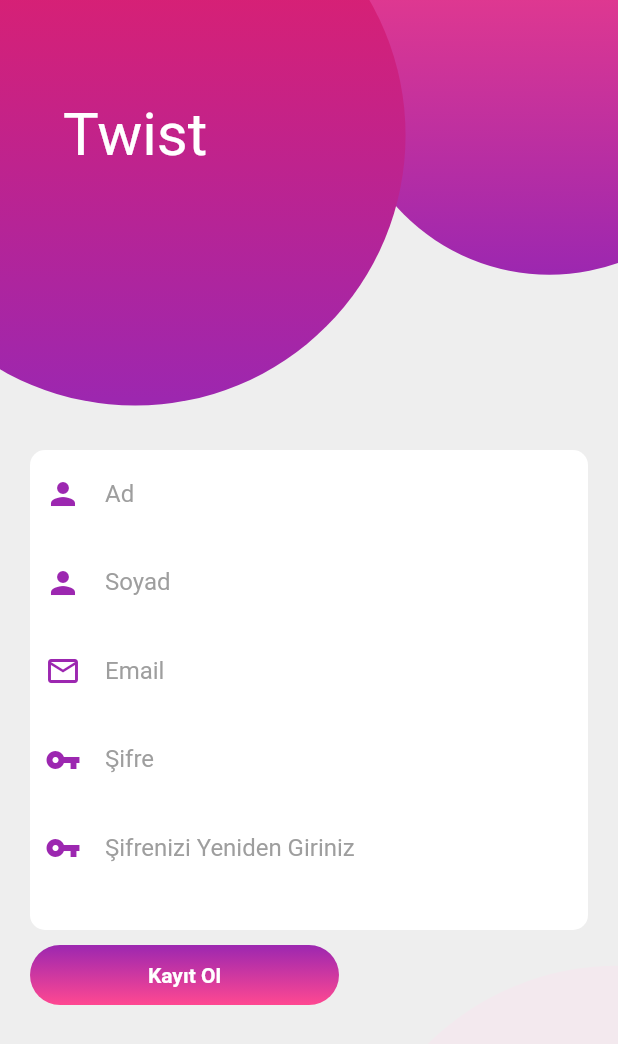
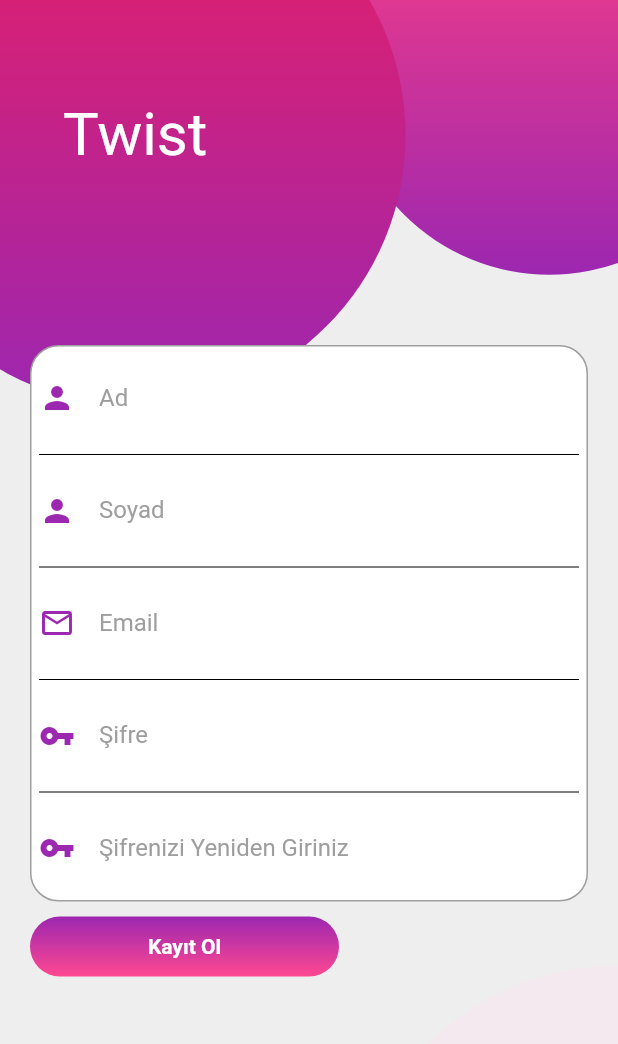
Before and after one commit to Meliih/Flutter, a Flutter app: the screen it shows after launch, after a tap on "Hesap Oluştur", on a phone screen of 412 x 824 dp. Shown: the top 1044 px of the screen. Run offline on Flutter 3.47's test engine with Material 2 defaults, Android fonts, the phone set to English and light mode, and no system bars; Roboto replaces fonts that are missing (Pacifico).

Commit message:
signup update

```diff
--- a/twist_appointment_app/lib/DbHelper.dart
+++ b/twist_appointment_app/lib/DbHelper.dart
@@ -57,10 +57,11 @@ class Trainer {
 class User {
   late int id;
   late String name;
+  late String surname;
   late String img;
   late String password;
   late String email;
   late String userName;
-  late String surname;
+
 
 }
--- /dev/null
+++ b/twist_appointment_app/lib/Login/ForgetPassword.dart
@@ -0,0 +1 @@
+//şifremi unuttum sayfası
--- a/twist_appointment_app/lib/Login/LoginPage.dart
+++ b/twist_appointment_app/lib/Login/LoginPage.dart
@@ -1,10 +1,9 @@
+import 'package:flutter/cupertino.dart';
 import 'package:flutter/material.dart';
 import 'package:flutter/services.dart';
+import 'package:twist_appointment_app/HomePage.dart';
 
 import 'Signup.dart';
-
-
-
 
 class LoginPage extends StatelessWidget {
   const LoginPage({Key? key}) : super(key: key);
@@ -29,7 +28,7 @@ class LoginPage extends StatelessWidget {
               decoration: const BoxDecoration(
                   shape: BoxShape.circle,
                   gradient: LinearGradient(
-                      colors: [Colors.pinkAccent,Colors.purple],
+                      colors: [Colors.pinkAccent, Colors.purple],
                       begin: Alignment.topCenter,
                       end: Alignment.bottomCenter)),
             ),
@@ -52,7 +51,7 @@ class LoginPage extends StatelessWidget {
               decoration: const BoxDecoration(
                   shape: BoxShape.circle,
                   gradient: LinearGradient(
-                      colors: [Colors.pink,Colors.purple ],
+                      colors: [Colors.pink, Colors.purple],
                       begin: Alignment.topCenter,
                       end: Alignment.bottomCenter)),
             ),
@@ -74,13 +73,17 @@ class LoginPage extends StatelessWidget {
                 Container(
                   decoration: BoxDecoration(
                       color: Colors.white,
-                      //border: Border.all(color: Colors.grey),
-                      borderRadius: BorderRadius.circular(10)),
+                      border: Border.all(color: Colors.grey),
+                      borderRadius: BorderRadius.circular(19)),
                   margin: const EdgeInsets.fromLTRB(20, 300, 20, 10),
-                  padding: const EdgeInsets.fromLTRB(10, 0, 10, 25),
+                  padding: const EdgeInsets.fromLTRB(5, 5, 5, 5),
                   child: Column(
-                    children:  <Widget>[
-                      TextField(
+                    mainAxisAlignment: MainAxisAlignment.end,
+                    crossAxisAlignment: CrossAxisAlignment.center,
+                    children: <Widget>[
+                      Container(
+                        color: Colors.white,
+                        child: TextField(
                           decoration: InputDecoration(
                               icon: const Icon(
                                 Icons.email,
@@ -88,12 +91,21 @@ class LoginPage extends StatelessWidget {
                               ),
                               focusedBorder: UnderlineInputBorder(
                                   borderSide:
-                                BorderSide(color: Colors.grey.shade100 )),
+                                      BorderSide(color: Colors.grey.shade100)),
                               labelText: "Email",
                               enabledBorder: InputBorder.none,
                               labelStyle: const TextStyle(color: Colors.grey)),
                         ),
-                      TextField(
+                      ),
+                      Container(
+                        color: Colors.white,
+                        child: Divider(
+                          color: Colors.black,
+                        ),
+                      ),
+                      Container(
+                        color: Colors.white,
+                        child: TextField(
                           obscureText: true,
                           decoration: InputDecoration(
                               icon: const Icon(
@@ -105,8 +117,10 @@ class LoginPage extends StatelessWidget {
                                       BorderSide(color: Colors.grey.shade100)),
                               labelText: "Şifre",
                               enabledBorder: InputBorder.none,
-                            labelStyle: const TextStyle(color: Colors.grey)),
-
+                              labelStyle: const TextStyle(
+                                color: Colors.grey,
+                              )),
+                        ),
                       )
                     ],
                   ),
@@ -121,13 +135,22 @@ class LoginPage extends StatelessWidget {
                               TextStyle(color: Color(0xFFFF4891), fontSize: 11),
                         ))),
                 Container(
-                  margin: const EdgeInsets.fromLTRB(20, 0, 20, 30),
+                  margin:  EdgeInsets.fromLTRB(20, 0, 20, 30),
                   child: Row(
-                    mainAxisAlignment: MainAxisAlignment.spaceBetween,
+                    mainAxisAlignment: MainAxisAlignment.center,
                     children: <Widget>[
-                      SizedBox(
+                      GestureDetector(
+                        onTap: () {
+                          print("la oglum gelsene");
+                          Navigator.push(
+                              context,
+                              //kontrol yapıcaz
+                              MaterialPageRoute(
+                                  builder: (context) => HomePage()));
+                        },
+                        child: Container(
                           width: MediaQuery.of(context).size.width * 0.5,
-                        height: 40,
+                          height: 50,
                             child: Container(
                               child: Material(
                                 borderRadius: BorderRadius.circular(20),
@@ -135,8 +158,7 @@ class LoginPage extends StatelessWidget {
                                 child: InkWell(
                                   borderRadius: BorderRadius.circular(20),
                                   splashColor: Colors.amber,
-                              onTap: () {},
-                              child: const Center(
+                                  child: Center(
                                     child: Text(
                                       "Giriş Yap",
                                       style: TextStyle(
@@ -156,14 +178,15 @@ class LoginPage extends StatelessWidget {
                                       begin: Alignment.topCenter,
                                       end: Alignment.bottomCenter)),
                             ),
+
                         ),
-
+                      ),
                     ],
                   ),
                 ),
                 Row(
                   mainAxisAlignment: MainAxisAlignment.center,
-                  children:  <Widget>[
+                  children: <Widget>[
                     Text(
                       "DON'T HAVE AN ACCOUNT ? ",
                       style: TextStyle(
@@ -172,7 +195,7 @@ class LoginPage extends StatelessWidget {
                           fontWeight: FontWeight.w500),
                     ),
                     GestureDetector(
-                      onTap: (){
+                      onTap: () {
                         Navigator.push(context,
                             MaterialPageRoute(builder: (context) => Signup()));
                       },
--- a/twist_appointment_app/lib/Login/Signup.dart
+++ b/twist_appointment_app/lib/Login/Signup.dart
@@ -1,7 +1,4 @@
 import 'package:flutter/material.dart';
-import 'package:flutter/services.dart';
-
-
 
 
 class Signup extends StatelessWidget {
@@ -72,10 +69,10 @@ class Signup extends StatelessWidget {
                 Container(
                   decoration: BoxDecoration(
                       color: Colors.white,
-                      //border: Border.all(color: Colors.grey),
-                      borderRadius: BorderRadius.circular(10)),
-                  margin: const EdgeInsets.fromLTRB(20, 300, 20, 10),
-                  padding: const EdgeInsets.fromLTRB(10, 0, 10, 25),
+                      border: Border.all(color: Colors.grey),
+                      borderRadius: BorderRadius.circular(19)),
+                  margin: const EdgeInsets.fromLTRB(20, 230, 20, 10),
+                  padding: const EdgeInsets.fromLTRB(5, 5, 5, 5),
                   child: Column(
                     children:  <Widget>[
                       TextField(
@@ -84,12 +81,14 @@ class Signup extends StatelessWidget {
                               Icons.person,
                               color: Colors.purple,
                             ),
-                            focusedBorder: UnderlineInputBorder(
-                                borderSide:
-                                BorderSide(color: Colors.grey.shade100 )),
                             labelText: "Ad",
                             enabledBorder: InputBorder.none,
                             labelStyle: const TextStyle(color: Colors.grey)),
+                      ),
+                      Container(
+                        child: Divider(
+                          color: Colors.black,
+                        ),
                       ),
                       TextField(
                         obscureText: false,
@@ -98,13 +97,15 @@ class Signup extends StatelessWidget {
                               Icons.person,
                               color: Colors.purple,
                             ),
-                            focusedBorder: UnderlineInputBorder(
-                                borderSide:
-                                BorderSide(color: Colors.grey.shade100)),
                             labelText: "Soyad",
                             enabledBorder: InputBorder.none,
                             labelStyle: const TextStyle(color: Colors.grey)),
 
+                      ),
+                      Container(
+                        child: Divider(
+                          color: Colors.black,
+                        ),
                       ),
                       TextField(
                         obscureText: false,
@@ -113,13 +114,15 @@ class Signup extends StatelessWidget {
                               Icons.mail_outline,
                               color: Colors.purple,
                             ),
-                            focusedBorder: UnderlineInputBorder(
-                                borderSide:
-                                BorderSide(color: Colors.grey.shade100)),
                             labelText: "Email",
                             enabledBorder: InputBorder.none,
                             labelStyle: const TextStyle(color: Colors.grey)),
 
+                      ),
+                      Container(
+                        child: Divider(
+                          color: Colors.black,
+                        ),
                       ),
                       TextField(
                         obscureText: true,
@@ -128,13 +131,16 @@ class Signup extends StatelessWidget {
                               Icons.vpn_key,
                               color: Colors.purple,
                             ),
-                            focusedBorder: UnderlineInputBorder(
-                                borderSide:
-                                BorderSide(color: Colors.grey.shade100)),
+
                             labelText: "Şifre",
                             enabledBorder: InputBorder.none,
                             labelStyle: const TextStyle(color: Colors.grey)),
 
+                      ),
+                      Container(
+                        child: Divider(
+                          color: Colors.black,
+                        ),
                       ),
                       TextField(
                         obscureText: true,
@@ -143,9 +149,7 @@ class Signup extends StatelessWidget {
                               Icons.vpn_key,
                               color: Colors.purple,
                             ),
-                            focusedBorder: UnderlineInputBorder(
-                                borderSide:
-                                BorderSide(color: Colors.grey.shade100)),
+
                             labelText: "Şifrenizi Yeniden Giriniz",
                             enabledBorder: InputBorder.none,
                             labelStyle: const TextStyle(color: Colors.grey)),
```
Lines whose indentation alone changed are shown as unchanged.
